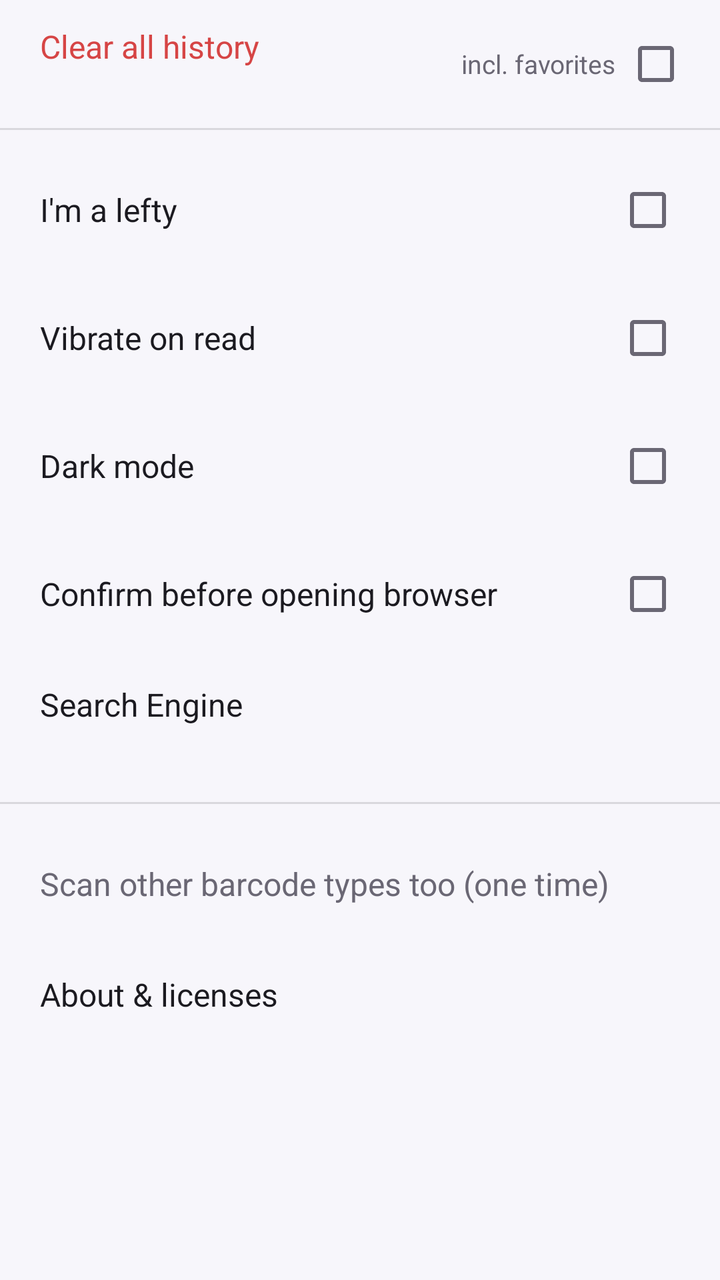
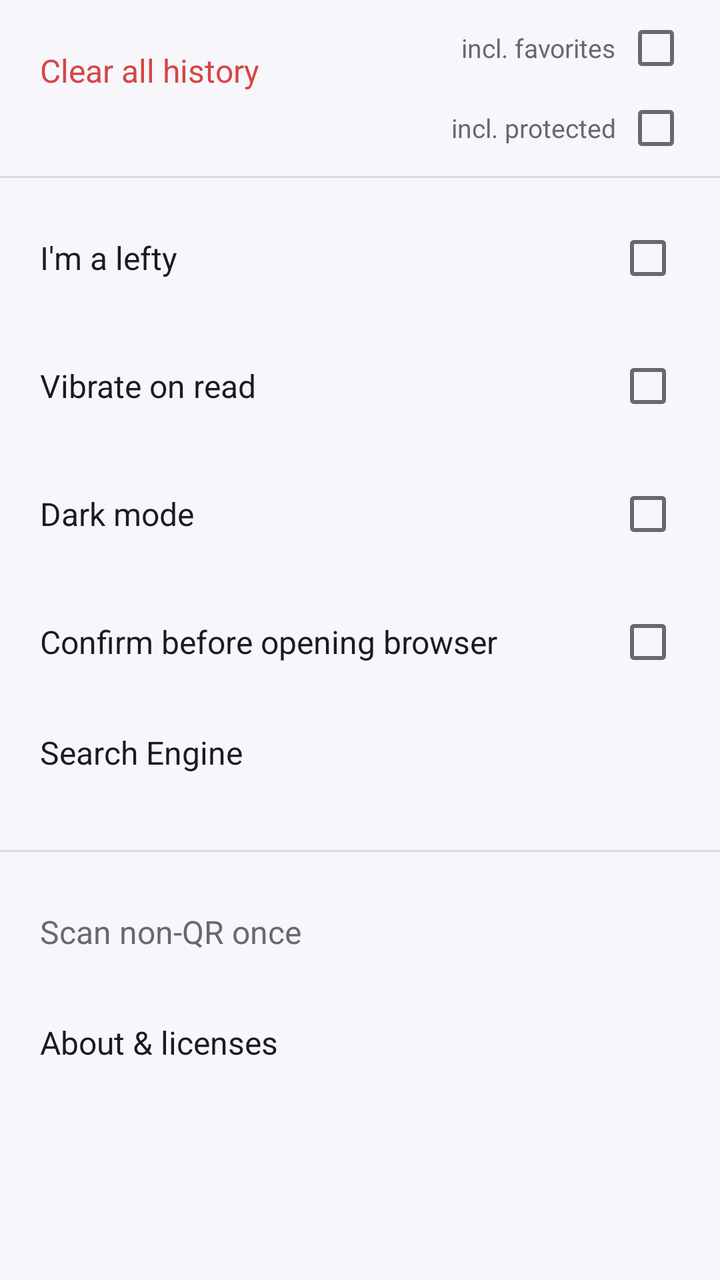

Before-and-after screenshots of an Android layout around one commit, followed by the original layout XML and the change that was made.
<!-- AndroidManifest.xml: application theme AppTheme -->
<!-- res/layout/page_settings.xml -->
<?xml version="1.0" encoding="utf-8"?>
<ScrollView xmlns:android="http://schemas.android.com/apk/res/android"
    android:layout_width="match_parent"
    android:layout_height="match_parent">

    <LinearLayout
        android:layout_width="match_parent"
        android:layout_height="wrap_content"
        android:orientation="vertical"
        android:paddingBottom="24dp">

        
        <LinearLayout
            android:layout_width="match_parent"
            android:layout_height="wrap_content"
            android:baselineAligned="false"
            android:orientation="horizontal">

            <LinearLayout
                android:id="@+id/set_clear"
                style="@style/SettingRow"
                android:layout_width="0dp"
                android:layout_weight="1"
                android:paddingStart="20dp"
                android:paddingEnd="8dp"
                android:orientation="vertical">

                <TextView
                    style="@style/SettingTitle"
                    android:text="@string/clear_history"
                    android:textColor="@color/danger" />

                <TextView
                    android:id="@+id/clear_value"
                    style="@style/SettingSub" />
            </LinearLayout>

            <LinearLayout
                android:id="@+id/set_clear_fav"
                android:layout_width="wrap_content"
                android:layout_height="match_parent"
                android:background="?android:attr/selectableItemBackground"
                android:gravity="center_vertical"
                android:orientation="horizontal"
                android:paddingStart="8dp"
                android:paddingEnd="16dp">

                <TextView
                    android:layout_width="wrap_content"
                    android:layout_height="wrap_content"
                    android:text="@string/incl_favorites"
                    android:textColor="@color/dim"
                    android:textSize="13sp" />

                <CheckBox
                    android:id="@+id/cb_clear_fav"
                    android:layout_width="wrap_content"
                    android:layout_height="wrap_content"
                    android:layout_marginStart="4dp"
                    android:clickable="false"
                    android:focusable="false"
                    android:importantForAccessibility="no" />
            </LinearLayout>
        </LinearLayout>

        <View
            android:layout_width="match_parent"
            android:layout_height="1dp"
            android:layout_marginBottom="8dp"
            android:background="@color/line" />

        <LinearLayout
            android:id="@+id/set_left"
            style="@style/SettingRow"
            android:baselineAligned="false"
            android:orientation="horizontal">

            <TextView
                style="@style/SettingTitle"
                android:layout_width="0dp"
                android:layout_weight="1"
                android:text="@string/left_handed" />

            <CheckBox
                android:id="@+id/cb_left"
                android:layout_width="wrap_content"
                android:layout_height="wrap_content"
                android:layout_marginStart="12dp"
                android:clickable="false"
                android:focusable="false"
                android:importantForAccessibility="no" />
        </LinearLayout>

        <LinearLayout
            android:id="@+id/set_vibrate"
            style="@style/SettingRow"
            android:baselineAligned="false"
            android:orientation="horizontal">

            <TextView
                style="@style/SettingTitle"
                android:layout_width="0dp"
                android:layout_weight="1"
                android:text="@string/vibrate" />

            <CheckBox
                android:id="@+id/cb_vibrate"
                android:layout_width="wrap_content"
                android:layout_height="wrap_content"
                android:layout_marginStart="12dp"
                android:clickable="false"
                android:focusable="false"
                android:importantForAccessibility="no" />
        </LinearLayout>

        <LinearLayout
            android:id="@+id/set_dark"
            style="@style/SettingRow"
            android:baselineAligned="false"
            android:orientation="horizontal">

            <TextView
                style="@style/SettingTitle"
                android:layout_width="0dp"
                android:layout_weight="1"
                android:text="@string/dark_mode" />

            <CheckBox
                android:id="@+id/cb_dark"
                android:layout_width="wrap_content"
                android:layout_height="wrap_content"
                android:layout_marginStart="12dp"
                android:clickable="false"
                android:focusable="false"
                android:importantForAccessibility="no" />
        </LinearLayout>

        <LinearLayout
            android:id="@+id/set_confirm"
            style="@style/SettingRow"
            android:baselineAligned="false"
            android:orientation="horizontal">

            <TextView
                style="@style/SettingTitle"
                android:layout_width="0dp"
                android:layout_weight="1"
                android:text="@string/confirm_browser" />

            <CheckBox
                android:id="@+id/cb_confirm"
                android:layout_width="wrap_content"
                android:layout_height="wrap_content"
                android:layout_marginStart="12dp"
                android:clickable="false"
                android:focusable="false"
                android:importantForAccessibility="no" />
        </LinearLayout>

        <LinearLayout
            android:id="@+id/set_engine"
            style="@style/SettingRow"
            android:baselineAligned="false"
            android:orientation="horizontal">

            <LinearLayout
                android:layout_width="0dp"
                android:layout_height="wrap_content"
                android:layout_weight="1"
                android:orientation="vertical">

                <TextView
                    style="@style/SettingTitle"
                    android:text="@string/search_engine" />
    
                <TextView
                    android:id="@+id/engine_value"
                    style="@style/SettingSub" />
            </LinearLayout>
        </LinearLayout>

        <View
            android:layout_width="match_parent"
            android:layout_height="1dp"
            android:layout_marginTop="8dp"
            android:layout_marginBottom="8dp"
            android:background="@color/line" />

        
        <LinearLayout
            android:id="@+id/set_once"
            style="@style/SettingRow"
            android:baselineAligned="false"
            android:orientation="horizontal">

            <TextView
                style="@style/SettingTitle"
                android:layout_width="0dp"
                android:layout_weight="1"
                android:id="@+id/once_text"
                android:text="@string/once"
                android:textColor="@color/dim" />
        </LinearLayout>

        <LinearLayout
            android:id="@+id/set_about"
            style="@style/SettingRow"
            android:baselineAligned="false"
            android:orientation="horizontal">

            <LinearLayout
                android:layout_width="0dp"
                android:layout_height="wrap_content"
                android:layout_weight="1"
                android:orientation="vertical">

                <TextView
                    style="@style/SettingTitle"
                    android:text="@string/about" />
    
                <TextView
                    android:id="@+id/about_value"
                    style="@style/SettingSub" />
            </LinearLayout>
        </LinearLayout>

    </LinearLayout>
</ScrollView>
<!-- resources referenced by this layout -->
<resources>
  <color name="danger">#FFD64545</color>
  <color name="dim">#FF6A6774</color>
  <color name="line">#1F000000</color>
  <string name="about">About &amp; licenses</string>
  <string name="clear_history">Clear all history</string>
  <string name="confirm_browser">Confirm before opening browser</string>
  <string name="dark_mode">Dark mode</string>
  <string name="incl_favorites">incl. favorites</string>
  <string name="left_handed">I\'m a lefty</string>
  <string name="once">Scan other barcode types too (one time)</string>
  <string name="search_engine">Search Engine</string>
  <string name="vibrate">Vibrate on read</string>
  <style name="SettingRow">
          <item name="android:layout_width">match_parent</item>
          <item name="android:layout_height">wrap_content</item>
          <item name="android:background">?android:attr/selectableItemBackground</item>
          <item name="android:minHeight">64dp</item>
          <item name="android:gravity">center_vertical</item>
          <item name="android:orientation">vertical</item>
          <item name="android:paddingStart">20dp</item>
          <item name="android:paddingEnd">20dp</item>
          <item name="android:paddingTop">10dp</item>
          <item name="android:paddingBottom">10dp</item>
      </style>
  <style name="SettingSub">
          <item name="android:layout_width">wrap_content</item>
          <item name="android:layout_height">wrap_content</item>
          <item name="android:textColor">@color/dim</item>
          <item name="android:textSize">13sp</item>
      </style>
  <style name="SettingTitle">
          <item name="android:layout_width">wrap_content</item>
          <item name="android:layout_height">wrap_content</item>
          <item name="android:textColor">@color/text</item>
          <item name="android:textSize">16sp</item>
      </style>
  <style name="AppTheme" parent="BaseTheme">
          <item name="android:colorPrimary">@color/accent</item>
          <item name="android:colorPrimaryDark">@color/bg</item>
          <item name="android:colorAccent">@color/accent</item>
          <item name="android:colorBackground">@color/bg</item>
          <item name="android:windowBackground">@color/bg</item>
          <item name="android:textColorPrimary">@color/text</item>
          <item name="android:textColorSecondary">@color/dim</item>
          <item name="android:statusBarColor">@color/bg</item>
          <item name="android:navigationBarColor">@color/bg</item>
          <item name="android:alertDialogTheme">@style/Dialog</item>
          <item name="android:windowAnimationStyle">@style/FastAnim</item>
      </style>
  <color name="text">#FF1B1A20</color>
  <style name="BaseTheme" parent="android:Theme.Material.Light.NoActionBar">
          <item name="android:windowLightStatusBar">true</item>
      </style>
  <color name="accent">#FF6A47D6</color>
  <color name="bg">#FFF7F6FB</color>
  <style name="Dialog" parent="android:Theme.Material.Light.Dialog.Alert">
          <item name="android:colorAccent">@color/accent</item>
          <item name="android:colorBackground">@color/surface</item>
          <item name="android:textColorPrimary">@color/text</item>
      </style>
  <style name="FastAnim" parent="@android:style/Animation.Activity">
          <item name="android:activityOpenEnterAnimation">@anim/fade_in_fast</item>
          <item name="android:activityOpenExitAnimation">@anim/hold</item>
          <item name="android:activityCloseEnterAnimation">@anim/hold</item>
          <item name="android:activityCloseExitAnimation">@anim/fade_out_fast</item>
      </style>
  <color name="surface">#FFFFFFFF</color>
</resources>

<!-- the commit's change to res/layout/page_settings.xml (unified diff, before → after) -->
@@ -20,6 +20,7 @@
                 android:id="@+id/set_clear"
                 style="@style/SettingRow"
                 android:layout_width="0dp"
+                android:layout_height="match_parent"
                 android:layout_weight="1"
                 android:paddingStart="20dp"
                 android:paddingEnd="8dp"
@@ -35,31 +36,70 @@
                     style="@style/SettingSub" />
             </LinearLayout>
 
-            <LinearLayout
-                android:id="@+id/set_clear_fav"
-                android:layout_width="wrap_content"
-                android:layout_height="match_parent"
-                android:background="?android:attr/selectableItemBackground"
-                android:gravity="center_vertical"
-                android:orientation="horizontal"
-                android:paddingStart="8dp"
-                android:paddingEnd="16dp">
-
-                <TextView
+            
+            <LinearLayout
+                android:layout_width="wrap_content"
+                android:layout_height="wrap_content"
+                android:layout_gravity="center_vertical"
+                android:paddingTop="4dp"
+                android:paddingBottom="4dp"
+                android:orientation="vertical">
+
+                <LinearLayout
+                    android:id="@+id/set_clear_fav"
                     android:layout_width="wrap_content"
-                    android:layout_height="wrap_content"
-                    android:text="@string/incl_favorites"
-                    android:textColor="@color/dim"
-                    android:textSize="13sp" />
-
-                <CheckBox
-                    android:id="@+id/cb_clear_fav"
+                    android:layout_height="40dp"
+                    android:layout_gravity="end"
+                    android:background="?android:attr/selectableItemBackground"
+                    android:gravity="center_vertical"
+                    android:orientation="horizontal"
+                    android:paddingStart="8dp"
+                    android:paddingEnd="16dp">
+
+                    <TextView
+                        android:layout_width="wrap_content"
+                        android:layout_height="wrap_content"
+                        android:text="@string/incl_favorites"
+                        android:textColor="@color/dim"
+                        android:textSize="13sp" />
+
+                    <CheckBox
+                        android:id="@+id/cb_clear_fav"
+                        android:layout_width="wrap_content"
+                        android:layout_height="wrap_content"
+                        android:layout_marginStart="4dp"
+                        android:clickable="false"
+                        android:focusable="false"
+                        android:importantForAccessibility="no" />
+                </LinearLayout>
+
+                <LinearLayout
+                    android:id="@+id/set_clear_prot"
                     android:layout_width="wrap_content"
-                    android:layout_height="wrap_content"
-                    android:layout_marginStart="4dp"
-                    android:clickable="false"
-                    android:focusable="false"
-                    android:importantForAccessibility="no" />
+                    android:layout_height="40dp"
+                    android:layout_gravity="end"
+                    android:background="?android:attr/selectableItemBackground"
+                    android:gravity="center_vertical"
+                    android:orientation="horizontal"
+                    android:paddingStart="8dp"
+                    android:paddingEnd="16dp">
+
+                    <TextView
+                        android:layout_width="wrap_content"
+                        android:layout_height="wrap_content"
+                        android:text="@string/incl_protected"
+                        android:textColor="@color/dim"
+                        android:textSize="13sp" />
+
+                    <CheckBox
+                        android:id="@+id/cb_clear_prot"
+                        android:layout_width="wrap_content"
+                        android:layout_height="wrap_content"
+                        android:layout_marginStart="4dp"
+                        android:clickable="false"
+                        android:focusable="false"
+                        android:importantForAccessibility="no" />
+                </LinearLayout>
             </LinearLayout>
         </LinearLayout>
 
<!-- resource entries referenced after the edit -->
@@ -8,8 +8,9 @@
   <string name="confirm_browser">Confirm before opening browser</string>
   <string name="dark_mode">Dark mode</string>
   <string name="incl_favorites">incl. favorites</string>
+  <string name="incl_protected">incl. protected</string>
   <string name="left_handed">I\'m a lefty</string>
-  <string name="once">Scan other barcode types too (one time)</string>
+  <string name="once">Scan non-QR once</string>
   <string name="search_engine">Search Engine</string>
   <string name="vibrate">Vibrate on read</string>
   <style name="SettingRow">
